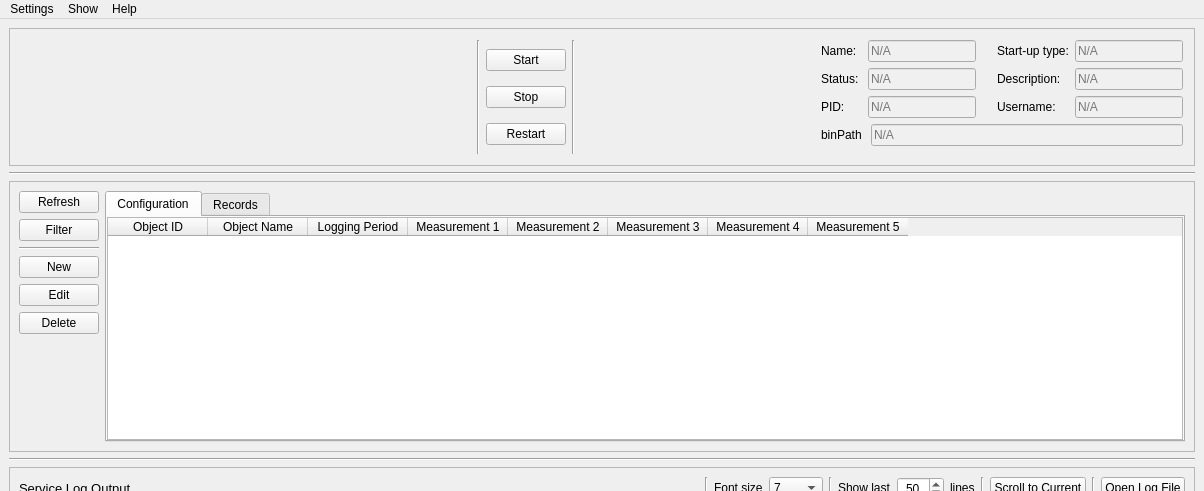
This is ServiceManager/GUI/layouts/MainWindow.ui in ISISNeutronMuon/HLM_PV_Import as Qt 5 draws it before an edit; both pictures show x 0 to 1204 and y 0 to 491 of the 1204 by 768 pixel window. The edited form follows.
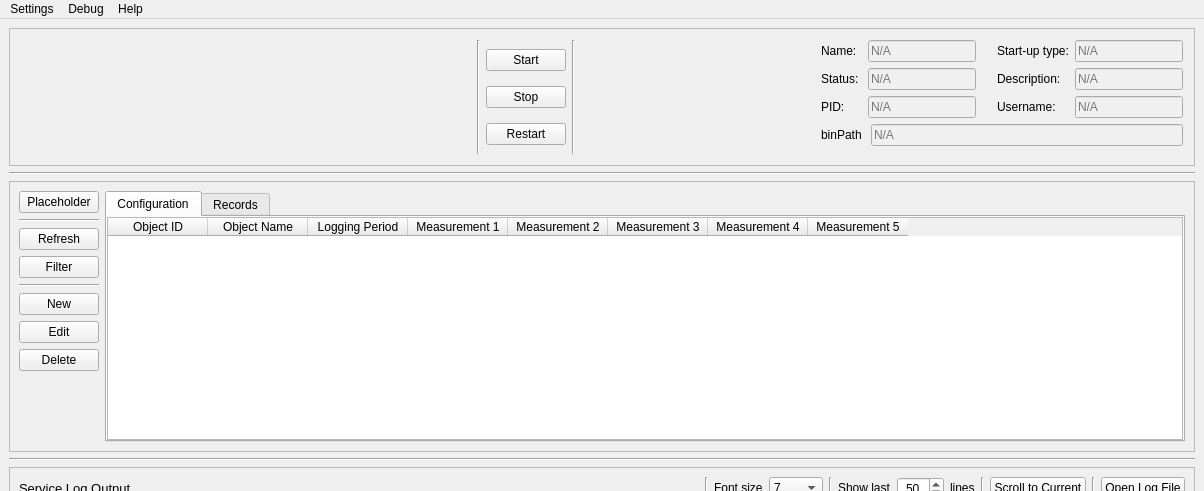
This is the edited form.

```diff
--- a/ServiceManager/GUI/layouts/MainWindow.ui
+++ b/ServiceManager/GUI/layouts/MainWindow.ui
@@ -415,6 +415,25 @@
         <layout class="QHBoxLayout" name="mainFrameLayout">
          <item>
           <layout class="QVBoxLayout" name="mainButtons">
+           <item>
+            <widget class="QPushButton" name="expandTableButton">
+             <property name="font">
+              <font>
+               <pointsize>9</pointsize>
+              </font>
+             </property>
+             <property name="text">
+              <string>Placeholder</string>
+             </property>
+            </widget>
+           </item>
+           <item>
+            <widget class="Line" name="line_10">
+             <property name="orientation">
+              <enum>Qt::Horizontal</enum>
+             </property>
+            </widget>
+           </item>
            <item>
             <widget class="QPushButton" name="refreshButton">
              <property name="font">
@@ -1000,7 +1019,7 @@
    </widget>
    <widget class="QMenu" name="menuOpen">
     <property name="title">
-     <string>Show</string>
+     <string>Debug</string>
     </property>
     <addaction name="actionManager_Error_Log"/>
     <addaction name="actionDebug_log"/>
```
Left out of the diff: 33 changed lines with no effect on the pictures.
